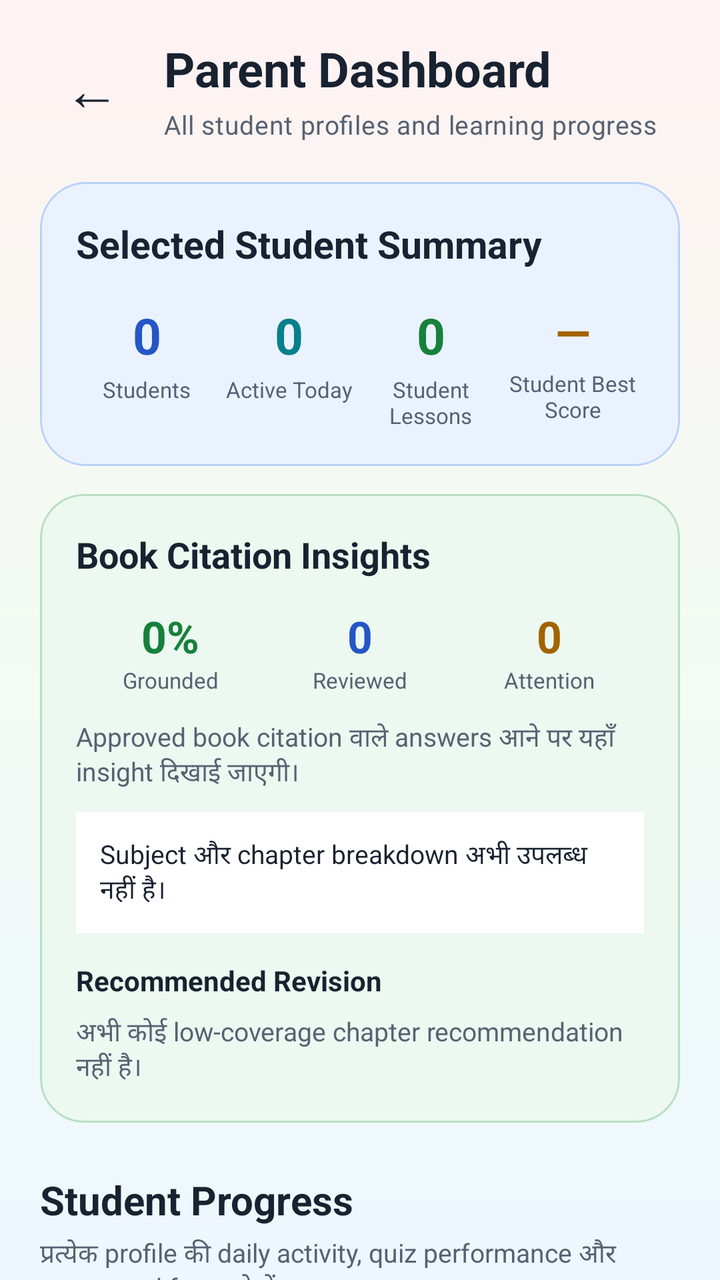
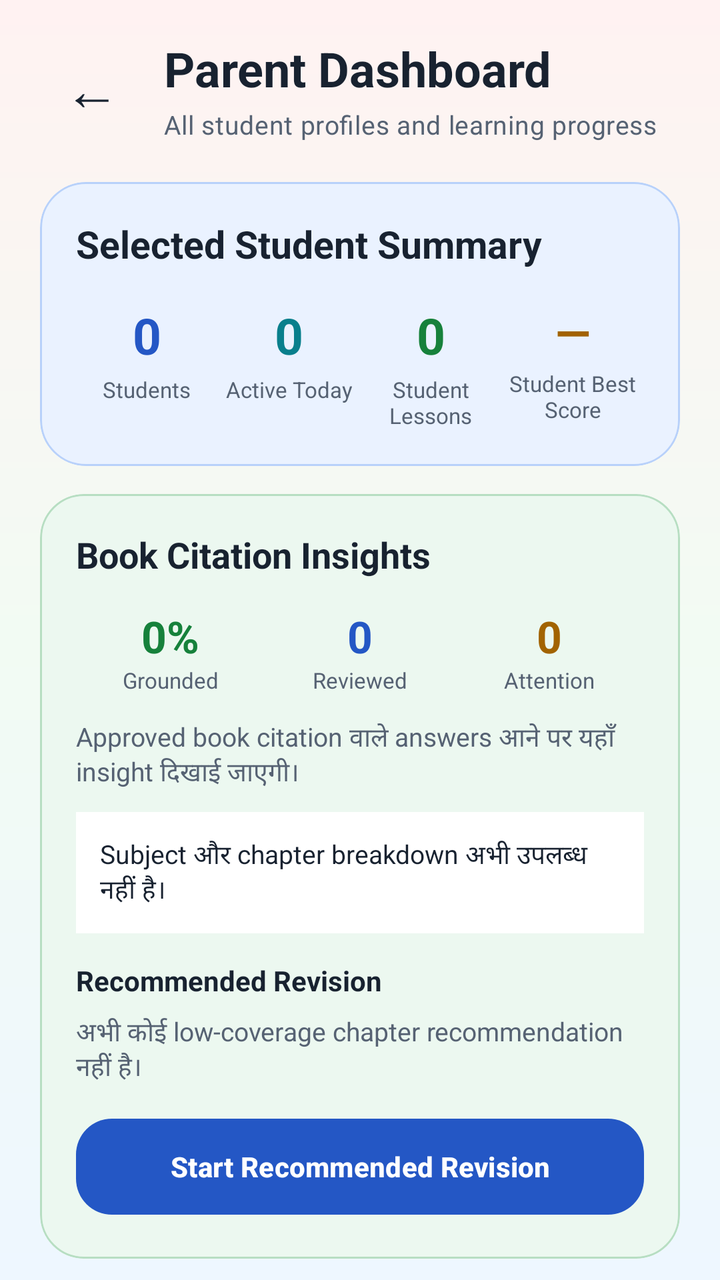

An Android layout rendered at two revisions. The XML below is the earlier revision; the diff shows what the commit changed to produce the second picture.
<!-- AndroidManifest.xml: application theme Theme.StudySaathi -->
<!-- res/layout/activity_parent_dashboard.xml -->
<?xml version="1.0" encoding="utf-8"?>
<androidx.coordinatorlayout.widget.CoordinatorLayout xmlns:android="http://schemas.android.com/apk/res/android"
    xmlns:app="http://schemas.android.com/apk/res-auto"
    android:id="@+id/parentDashboardRoot"
    android:layout_width="match_parent"
    android:layout_height="match_parent"
    android:background="@drawable/bg_app_soft_mix">

    <androidx.core.widget.NestedScrollView
        android:id="@+id/contentParentDashboard"
        android:layout_width="match_parent"
        android:layout_height="match_parent"
        android:clipToPadding="false"
        android:fillViewport="true"
        android:overScrollMode="never">

        <LinearLayout
            android:layout_width="match_parent"
            android:layout_height="wrap_content"
            android:orientation="vertical"
            android:paddingStart="20dp"
            android:paddingTop="18dp"
            android:paddingEnd="20dp"
            android:paddingBottom="38dp">

            <LinearLayout
                android:layout_width="match_parent"
                android:layout_height="wrap_content"
                android:gravity="center_vertical"
                android:orientation="horizontal">

                <com.google.android.material.button.MaterialButton
                    android:id="@+id/buttonBack"
                    style="@style/Widget.Material3.Button.TextButton"
                    android:layout_width="52dp"
                    android:layout_height="52dp"
                    android:contentDescription="@string/back"
                    android:insetLeft="0dp"
                    android:insetTop="0dp"
                    android:insetRight="0dp"
                    android:insetBottom="0dp"
                    android:minWidth="0dp"
                    android:text="←"
                    android:textColor="@color/ss_text_primary"
                    android:textSize="28sp"
                    app:cornerRadius="16dp" />

                <LinearLayout
                    android:layout_width="0dp"
                    android:layout_height="wrap_content"
                    android:layout_marginStart="10dp"
                    android:layout_weight="1"
                    android:orientation="vertical">

                    <TextView
                        style="@style/TextAppearance.StudySaathi.Heading"
                        android:layout_width="match_parent"
                        android:layout_height="wrap_content"
                        android:text="@string/parent_dashboard_title"
                        android:textSize="24sp" />

                    <TextView
                        android:id="@+id/textParentDashboardSubtitle"
                        style="@style/TextAppearance.StudySaathi.Body"
                        android:layout_width="match_parent"
                        android:layout_height="wrap_content"
                        android:layout_marginTop="3dp"
                        android:text="@string/parent_dashboard_subtitle"
                        android:textSize="13sp" />

                </LinearLayout>

            </LinearLayout>

            <com.google.android.material.card.MaterialCardView
                android:layout_width="match_parent"
                android:layout_height="wrap_content"
                android:layout_marginTop="20dp"
                app:cardBackgroundColor="@color/ss_blue_soft"
                app:cardCornerRadius="23dp"
                app:cardElevation="0dp"
                app:strokeColor="@color/ss_blue_border"
                app:strokeWidth="1dp">

                <LinearLayout
                    android:layout_width="match_parent"
                    android:layout_height="wrap_content"
                    android:orientation="vertical"
                    android:padding="18dp">

                    <TextView
                        android:layout_width="match_parent"
                        android:layout_height="wrap_content"
                        android:fontFamily="sans-serif-rounded"
                        android:text="Selected Student Summary"
                        android:textColor="@color/ss_text_primary"
                        android:textSize="19sp"
                        android:textStyle="bold" />

                    <LinearLayout
                        android:layout_width="match_parent"
                        android:layout_height="wrap_content"
                        android:layout_marginTop="16dp"
                        android:baselineAligned="false"
                        android:orientation="horizontal">

                        <LinearLayout
                            android:layout_width="0dp"
                            android:layout_height="wrap_content"
                            android:layout_weight="1"
                            android:gravity="center"
                            android:orientation="vertical">

                            <TextView
                                android:id="@+id/textParentTotalStudents"
                                android:layout_width="wrap_content"
                                android:layout_height="wrap_content"
                                android:fontFamily="sans-serif-rounded"
                                android:text="0"
                                android:textColor="@color/ss_primary"
                                android:textSize="25sp"
                                android:textStyle="bold" />

                            <TextView
                                android:layout_width="wrap_content"
                                android:layout_height="wrap_content"
                                android:layout_marginTop="3dp"
                                android:gravity="center"
                                android:text="@string/parent_total_students"
                                android:textColor="@color/ss_text_secondary"
                                android:textSize="11sp" />

                        </LinearLayout>

                        <LinearLayout
                            android:layout_width="0dp"
                            android:layout_height="wrap_content"
                            android:layout_weight="1"
                            android:gravity="center"
                            android:orientation="vertical">

                            <TextView
                                android:id="@+id/textParentProfilesWithActivity"
                                android:layout_width="wrap_content"
                                android:layout_height="wrap_content"
                                android:fontFamily="sans-serif-rounded"
                                android:text="0"
                                android:textColor="@color/ss_secondary"
                                android:textSize="25sp"
                                android:textStyle="bold" />

                            <TextView
                                android:layout_width="wrap_content"
                                android:layout_height="wrap_content"
                                android:layout_marginTop="3dp"
                                android:gravity="center"
                                android:text="Active Today"
                                android:textColor="@color/ss_text_secondary"
                                android:textSize="11sp" />

                        </LinearLayout>

                        <LinearLayout
                            android:layout_width="0dp"
                            android:layout_height="wrap_content"
                            android:layout_weight="1"
                            android:gravity="center"
                            android:orientation="vertical">

                            <TextView
                                android:id="@+id/textParentCompletedLessons"
                                android:layout_width="wrap_content"
                                android:layout_height="wrap_content"
                                android:fontFamily="sans-serif-rounded"
                                android:text="0"
                                android:textColor="@color/ss_success"
                                android:textSize="25sp"
                                android:textStyle="bold" />

                            <TextView
                                android:layout_width="wrap_content"
                                android:layout_height="wrap_content"
                                android:layout_marginTop="3dp"
                                android:gravity="center"
                                android:text="Student Lessons"
                                android:textColor="@color/ss_text_secondary"
                                android:textSize="11sp" />

                        </LinearLayout>

                        <LinearLayout
                            android:layout_width="0dp"
                            android:layout_height="wrap_content"
                            android:layout_weight="1"
                            android:gravity="center"
                            android:orientation="vertical">

                            <TextView
                                android:id="@+id/textParentAverageBestScore"
                                android:layout_width="wrap_content"
                                android:layout_height="wrap_content"
                                android:fontFamily="sans-serif-rounded"
                                android:text="—"
                                android:textColor="@color/ss_warning"
                                android:textSize="23sp"
                                android:textStyle="bold" />

                            <TextView
                                android:layout_width="wrap_content"
                                android:layout_height="wrap_content"
                                android:layout_marginTop="3dp"
                                android:gravity="center"
                                android:text="Student Best Score"
                                android:textColor="@color/ss_text_secondary"
                                android:textSize="11sp" />

                        </LinearLayout>

                    </LinearLayout>

                </LinearLayout>

            </com.google.android.material.card.MaterialCardView>

            <com.google.android.material.card.MaterialCardView
                android:layout_width="match_parent"
                android:layout_height="wrap_content"
                android:layout_marginTop="14dp"
                app:cardBackgroundColor="@color/ss_green_soft"
                app:cardCornerRadius="22dp"
                app:cardElevation="0dp"
                app:strokeColor="@color/ss_green_border"
                app:strokeWidth="1dp">

                <LinearLayout
                    android:layout_width="match_parent"
                    android:layout_height="wrap_content"
                    android:orientation="vertical"
                    android:padding="18dp">

                    <TextView
                        android:layout_width="match_parent"
                        android:layout_height="wrap_content"
                        android:text="Book Citation Insights"
                        android:textColor="@color/ss_text_primary"
                        android:textSize="18sp"
                        android:textStyle="bold" />

                    <LinearLayout
                        android:layout_width="match_parent"
                        android:layout_height="wrap_content"
                        android:layout_marginTop="14dp"
                        android:orientation="horizontal">

                        <LinearLayout
                            android:layout_width="0dp"
                            android:layout_height="wrap_content"
                            android:layout_weight="1"
                            android:gravity="center"
                            android:orientation="vertical">

                            <TextView
                                android:id="@+id/textParentCitationCoverage"
                                android:layout_width="wrap_content"
                                android:layout_height="wrap_content"
                                android:text="0%"
                                android:textColor="@color/ss_success"
                                android:textSize="22sp"
                                android:textStyle="bold" />

                            <TextView
                                android:layout_width="wrap_content"
                                android:layout_height="wrap_content"
                                android:text="Grounded"
                                android:textColor="@color/ss_text_secondary"
                                android:textSize="11sp" />
                        </LinearLayout>

                        <LinearLayout
                            android:layout_width="0dp"
                            android:layout_height="wrap_content"
                            android:layout_weight="1"
                            android:gravity="center"
                            android:orientation="vertical">

                            <TextView
                                android:id="@+id/textParentCitationReviewed"
                                android:layout_width="wrap_content"
                                android:layout_height="wrap_content"
                                android:text="0"
                                android:textColor="@color/ss_primary"
                                android:textSize="22sp"
                                android:textStyle="bold" />

                            <TextView
                                android:layout_width="wrap_content"
                                android:layout_height="wrap_content"
                                android:text="Reviewed"
                                android:textColor="@color/ss_text_secondary"
                                android:textSize="11sp" />
                        </LinearLayout>

                        <LinearLayout
                            android:layout_width="0dp"
                            android:layout_height="wrap_content"
                            android:layout_weight="1"
                            android:gravity="center"
                            android:orientation="vertical">

                            <TextView
                                android:id="@+id/textParentCitationAttention"
                                android:layout_width="wrap_content"
                                android:layout_height="wrap_content"
                                android:text="0"
                                android:textColor="@color/ss_warning"
                                android:textSize="22sp"
                                android:textStyle="bold" />

                            <TextView
                                android:layout_width="wrap_content"
                                android:layout_height="wrap_content"
                                android:text="Attention"
                                android:textColor="@color/ss_text_secondary"
                                android:textSize="11sp" />
                        </LinearLayout>
                    </LinearLayout>

                    <TextView
                        android:id="@+id/textParentCitationInsight"
                        android:layout_width="match_parent"
                        android:layout_height="wrap_content"
                        android:layout_marginTop="12dp"
                        android:text="Approved book citation वाले answers आने पर यहाँ insight दिखाई जाएगी।"
                        android:textColor="@color/ss_text_secondary"
                        android:textSize="13sp" />

                    <TextView
                        android:id="@+id/textParentCitationScopeInsights"
                        android:layout_width="match_parent"
                        android:layout_height="wrap_content"
                        android:layout_marginTop="10dp"
                        android:background="@color/ss_surface"
                        android:padding="12dp"
                        android:text="Subject और chapter breakdown अभी उपलब्ध नहीं है।"
                        android:textColor="@color/ss_text_primary"
                        android:textSize="13sp" />

                    <TextView
                        android:layout_width="match_parent"
                        android:layout_height="wrap_content"
                        android:layout_marginTop="14dp"
                        android:text="Recommended Revision"
                        android:textColor="@color/ss_text_primary"
                        android:textSize="14sp"
                        android:textStyle="bold" />

                    <TextView
                        android:id="@+id/textParentCitationRecommendations"
                        android:layout_width="match_parent"
                        android:layout_height="wrap_content"
                        android:layout_marginTop="7dp"
                        android:text="अभी कोई low-coverage chapter recommendation नहीं है।"
                        android:textColor="@color/ss_text_secondary"
                        android:textSize="13sp" />

                </LinearLayout>

            </com.google.android.material.card.MaterialCardView>

            <TextView
                android:layout_width="match_parent"
                android:layout_height="wrap_content"
                android:layout_marginTop="25dp"
                android:fontFamily="sans-serif-rounded"
                android:text="@string/parent_student_progress"
                android:textColor="@color/ss_text_primary"
                android:textSize="20sp"
                android:textStyle="bold" />

            <TextView
                android:layout_width="match_parent"
                android:layout_height="wrap_content"
                android:layout_marginTop="4dp"
                android:text="@string/parent_student_progress_description"
                android:textColor="@color/ss_text_secondary"
                android:textSize="13sp" />

            <androidx.recyclerview.widget.RecyclerView
                android:id="@+id/recyclerParentProfiles"
                android:layout_width="match_parent"
                android:layout_height="wrap_content"
                android:layout_marginTop="14dp"
                android:clipToPadding="false"
                android:nestedScrollingEnabled="false"
                android:overScrollMode="never" />

            <com.google.android.material.card.MaterialCardView
                android:id="@+id/cardParentEmpty"
                android:layout_width="match_parent"
                android:layout_height="wrap_content"
                android:layout_marginTop="16dp"
                android:visibility="gone"
                app:cardBackgroundColor="@color/ss_surface"
                app:cardCornerRadius="21dp"
                app:cardElevation="0dp"
                app:strokeColor="@color/ss_outline"
                app:strokeWidth="1dp">

                <LinearLayout
                    android:layout_width="match_parent"
                    android:layout_height="wrap_content"
                    android:gravity="center"
                    android:orientation="vertical"
                    android:padding="24dp">

                    <TextView
                        android:layout_width="match_parent"
                        android:layout_height="wrap_content"
                        android:gravity="center"
                        android:text="@string/parent_no_profiles_title"
                        android:textColor="@color/ss_text_primary"
                        android:textSize="18sp"
                        android:textStyle="bold" />

                    <TextView
                        android:layout_width="match_parent"
                        android:layout_height="wrap_content"
                        android:layout_marginTop="7dp"
                        android:gravity="center"
                        android:text="@string/parent_no_profiles_description"
                        android:textColor="@color/ss_text_secondary"
                        android:textSize="13sp" />

                </LinearLayout>

            </com.google.android.material.card.MaterialCardView>

            <TextView
                android:layout_width="match_parent"
                android:layout_height="wrap_content"
                android:layout_marginTop="26dp"
                android:fontFamily="sans-serif-rounded"
                android:text="Parent Controls"
                android:textColor="@color/ss_text_primary"
                android:textSize="20sp"
                android:textStyle="bold" />

            <TextView
                android:layout_width="match_parent"
                android:layout_height="wrap_content"
                android:layout_marginTop="4dp"
                android:text="Active student के exact school subjects, books और profile settings manage करें।"
                android:textColor="@color/ss_text_secondary"
                android:textSize="13sp" />

            <com.google.android.material.button.MaterialButton
                android:id="@+id/buttonSwitchToStudentMode"
                style="@style/Widget.StudySaathi.Button.Primary"
                android:layout_width="match_parent"
                android:layout_height="wrap_content"
                android:layout_marginTop="14dp"
                android:text="Switch to Student Mode"
                android:textAllCaps="false"
                android:textSize="15sp" />

            <TextView
                android:layout_width="match_parent"
                android:layout_height="wrap_content"
                android:layout_marginTop="15dp"
                android:text="LEARNING SETUP &amp; PROFILES"
                android:textColor="@color/ss_text_muted"
                android:textSize="12sp"
                android:textStyle="bold" />

            <com.tridev.studysaathi.view.SchoolCurriculumSetupButton
                android:id="@+id/buttonOpenSchoolCurriculumSetup"
                style="@style/Widget.StudySaathi.Button.Outlined"
                android:layout_width="match_parent"
                android:layout_height="wrap_content"
                android:layout_marginTop="7dp"
                android:gravity="center"
                android:text="School Curriculum Setup"
                android:textAllCaps="false"
                android:textSize="15sp"
                app:backgroundTint="@color/ss_teal_soft"
                app:strokeColor="@color/ss_teal_border" />

            <com.google.android.material.button.MaterialButton
                android:id="@+id/buttonManageParentProfiles"
                style="@style/Widget.StudySaathi.Button.Outlined"
                android:layout_width="match_parent"
                android:layout_height="wrap_content"
                android:layout_marginTop="6dp"
                android:text="@string/parent_manage_profiles"
                android:textAllCaps="false"
                android:textSize="15sp" />

            <TextView
                android:layout_width="match_parent"
                android:layout_height="wrap_content"
                android:layout_marginTop="15dp"
                android:text="GUIDANCE &amp; INSIGHTS"
                android:textColor="@color/ss_text_muted"
                android:textSize="12sp"
                android:textStyle="bold" />

            <com.google.android.material.button.MaterialButton
                android:id="@+id/buttonParentDoubtInsights"
                style="@style/Widget.StudySaathi.Button.Outlined"
                android:layout_width="match_parent"
                android:layout_height="wrap_content"
                android:layout_marginTop="7dp"
                android:text="@string/parent_doubt_insights"
                android:textAllCaps="false"
                android:textSize="15sp"
                app:backgroundTint="@color/ss_purple_soft"
                app:strokeColor="@color/ss_purple_border" />

            <com.google.android.material.button.MaterialButton
                android:id="@+id/buttonParentSettingsGoals"
                style="@style/Widget.StudySaathi.Button.Outlined"
                android:layout_width="match_parent"
                android:layout_height="wrap_content"
                android:layout_marginTop="6dp"
                android:text="App Settings &amp; Daily Goals"
                android:textAllCaps="false"
                android:textSize="15sp"
                app:backgroundTint="@color/ss_green_soft"
                app:strokeColor="@color/ss_green_border" />

            <com.google.android.material.button.MaterialButton
                android:id="@+id/buttonParentReminders"
                style="@style/Widget.StudySaathi.Button.Outlined"
                android:layout_width="match_parent"
                android:layout_height="wrap_content"
                android:layout_marginTop="6dp"
                android:text="Manage Study Reminders"
                android:textAllCaps="false"
                android:textSize="15sp"
                app:backgroundTint="@color/ss_yellow_soft"
                app:strokeColor="@color/ss_yellow_border" />

            <TextView
                android:layout_width="match_parent"
                android:layout_height="wrap_content"
                android:layout_marginTop="15dp"
                android:text="ACCOUNT, BACKUP &amp; SAFETY"
                android:textColor="@color/ss_text_muted"
                android:textSize="12sp"
                android:textStyle="bold" />

            <com.google.android.material.button.MaterialButton
                android:id="@+id/buttonParentLocalBackup"
                style="@style/Widget.StudySaathi.Button.Outlined"
                android:layout_width="match_parent"
                android:layout_height="wrap_content"
                android:layout_marginTop="7dp"
                android:text="Create Local Backup"
                android:textAllCaps="false"
                android:textSize="15sp"
                app:backgroundTint="@color/ss_blue_soft"
                app:strokeColor="@color/ss_blue_border" />

            <com.google.android.material.button.MaterialButton
                android:id="@+id/buttonParentRestoreImport"
                style="@style/Widget.StudySaathi.Button.Outlined"
                android:layout_width="match_parent"
                android:layout_height="wrap_content"
                android:layout_marginTop="6dp"
                android:text="Restore Backup &amp; Import"
                android:textAllCaps="false"
                android:textSize="15sp"
                app:backgroundTint="@color/ss_red_soft"
                app:strokeColor="@color/ss_red_border" />

            <com.google.android.material.button.MaterialButton
                android:id="@+id/buttonParentCloudAccount"
                style="@style/Widget.StudySaathi.Button.Primary"
                android:layout_width="match_parent"
                android:layout_height="wrap_content"
                android:layout_marginTop="6dp"
                android:text="Cloud Account, Sync &amp; Deletion"
                android:textAllCaps="false"
                android:textSize="15sp" />

            <com.google.android.material.button.MaterialButton
                android:id="@+id/buttonParentHelp"
                style="@style/Widget.StudySaathi.Button.Outlined"
                android:layout_width="match_parent"
                android:layout_height="wrap_content"
                android:layout_marginTop="8dp"
                android:text="Help, Parent Guide &amp; About"
                android:textAllCaps="false"
                android:textSize="15sp"
                app:backgroundTint="@color/ss_purple_soft"
                app:strokeColor="@color/ss_purple_border" />

        </LinearLayout>

    </androidx.core.widget.NestedScrollView>

    <com.google.android.material.progressindicator.CircularProgressIndicator
        android:id="@+id/progressParentDashboard"
        android:layout_width="48dp"
        android:layout_height="48dp"
        android:layout_gravity="center"
        android:visibility="gone"
        app:indicatorColor="@color/ss_primary"
        app:indicatorSize="48dp"
        app:trackColor="@color/ss_blue_soft"
        app:trackThickness="5dp" />

</androidx.coordinatorlayout.widget.CoordinatorLayout>
<!-- resources referenced by this layout -->
<resources>
  <color name="ss_blue_border">#B8D1FA</color>
  <color name="ss_blue_soft">#EAF2FF</color>
  <color name="ss_green_border">#B7DEC2</color>
  <color name="ss_green_soft">#ECF8F0</color>
  <color name="ss_outline">#D6DEE9</color>
  <color name="ss_primary">#2457C5</color>
  <color name="ss_purple_border">#D6C0E8</color>
  <color name="ss_purple_soft">#F6F0FC</color>
  <color name="ss_red_border">#E9BDBD</color>
  <color name="ss_red_soft">#FFF0F0</color>
  <color name="ss_secondary">#087F8C</color>
  <color name="ss_success">#16813B</color>
  <color name="ss_surface">#FFFFFF</color>
  <color name="ss_teal_border">#B4DCDC</color>
  <color name="ss_teal_soft">#EAF8F8</color>
  <color name="ss_text_muted">#7B8797</color>
  <color name="ss_text_primary">#182230</color>
  <color name="ss_text_secondary">#566273</color>
  <color name="ss_warning">#A26300</color>
  <color name="ss_yellow_border">#E8D49B</color>
  <color name="ss_yellow_soft">#FFF8E8</color>
  <!-- drawable bg_app_soft_mix (drawable) -->
  <?xml version="1.0" encoding="utf-8"?>
  <shape xmlns:android="http://schemas.android.com/apk/res/android"
      android:shape="rectangle">
  
      <gradient
          android:angle="270"
          android:centerColor="#F2FBF3"
          android:endColor="#EEF7FF"
          android:startColor="#FFF2F2"
          android:type="linear" />
  
  </shape>
  <string name="back">Back</string>
  <string name="parent_dashboard_subtitle">
          All student profiles and learning progress
      </string>
  <string name="parent_dashboard_title">
          Parent Dashboard
      </string>
  <string name="parent_doubt_insights">
          Doubts, Questions &amp; AI Answers
      </string>
  <string name="parent_manage_profiles">
          Manage Student Profiles
      </string>
  <string name="parent_no_profiles_description">
          Parent Dashboard इस्तेमाल करने के लिए पहले student profile बनाएँ।
      </string>
  <string name="parent_no_profiles_title">
          No student profiles
      </string>
  <string name="parent_student_progress">
          Student Progress
      </string>
  <string name="parent_student_progress_description">
          प्रत्येक profile की daily activity, quiz performance और suggested focus देखें।
      </string>
  <string name="parent_total_students">
          Students
      </string>
  <style name="TextAppearance.StudySaathi.Body" parent="TextAppearance.Material3.BodyMedium">
          <item name="android:fontFamily">sans-serif</item>
          <item name="fontFamily">sans-serif</item>
          <item name="android:textColor">@color/ss_text_secondary</item>
      </style>
  <style name="TextAppearance.StudySaathi.Heading" parent="TextAppearance.Material3.HeadlineSmall">
          <item name="android:fontFamily">sans-serif-rounded</item>
          <item name="fontFamily">sans-serif-rounded</item>
          <item name="android:textStyle">bold</item>
          <item name="android:textColor">@color/ss_text_primary</item>
      </style>
  <style name="Widget.StudySaathi.Button.Primary" parent="Widget.Material3.Button">
          <item name="cornerRadius">18dp</item>
          <item name="android:minHeight">56dp</item>
          <item name="android:textStyle">bold</item>
          <item name="backgroundTint">@color/ss_primary</item>
          <item name="android:textColor">@color/ss_on_primary</item>
      </style>
  <color name="ss_outline_strong">#B9C5D5</color>
  <color name="ss_on_primary">#FFFFFF</color>
  <color name="ss_primary_dark">#173F99</color>
  <color name="ss_on_secondary">#FFFFFF</color>
  <color name="ss_tertiary">#8A5A00</color>
  <color name="ss_on_tertiary">#FFFFFF</color>
  <color name="ss_background">#F7F9FC</color>
  <color name="ss_surface_soft">#F0F4FA</color>
  <color name="ss_error">#BA1A1A</color>
  <color name="white">#FFFFFFFF</color>
  <!-- unchanged entries left out for length: 2 -->
</resources>

<!-- the commit's change to res/layout/activity_parent_dashboard.xml (unified diff, before → after) -->
@@ -363,6 +363,16 @@
                         android:textColor="@color/ss_text_secondary"
                         android:textSize="13sp" />
 
+                    <com.google.android.material.button.MaterialButton
+                        android:id="@+id/buttonOpenRecommendedRevision"
+                        style="@style/Widget.StudySaathi.Button.Primary"
+                        android:layout_width="match_parent"
+                        android:layout_height="wrap_content"
+                        android:layout_marginTop="12dp"
+                        android:enabled="false"
+                        android:text="Start Recommended Revision"
+                        android:textAllCaps="false" />
+
                 </LinearLayout>
 
             </com.google.android.material.card.MaterialCardView>
